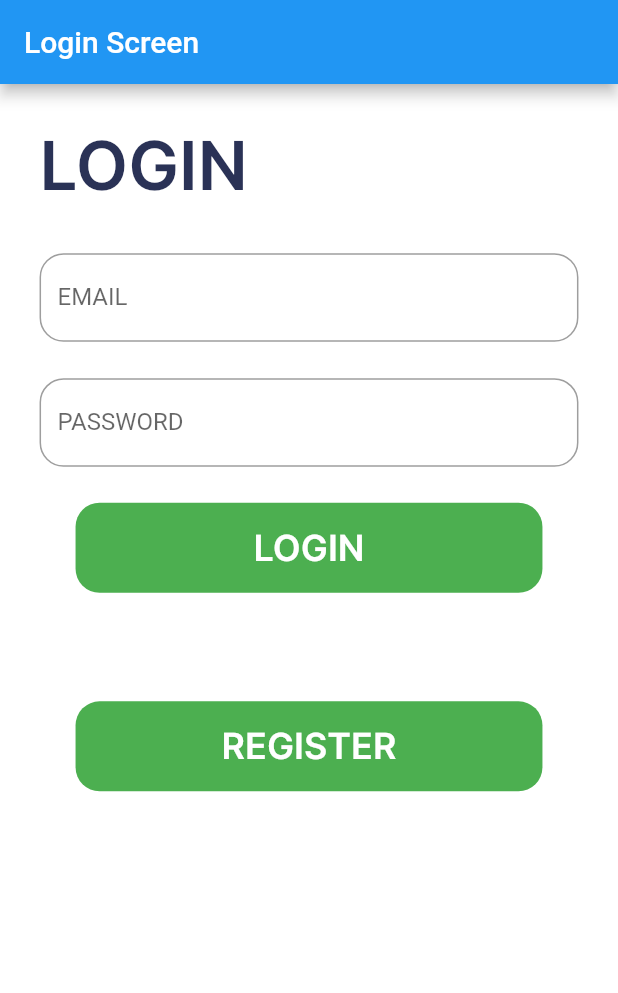
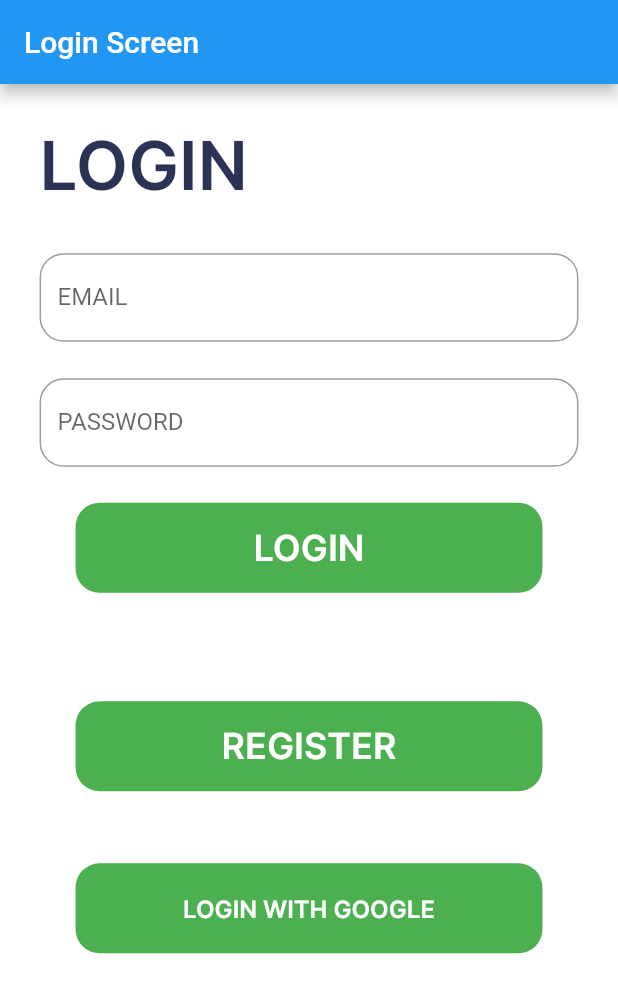
Before and after one commit to Abdusamad98/gadget_shop, a Flutter app: the screen it shows after launch, on a phone screen of 412 x 824 dp. Shown: the top 993 px of the screen. Run offline on Flutter 3.47's test engine with Material 3 defaults, Android fonts, the phone set to English and light mode, and no system bars; our stand-ins replace firebase_auth, firebase_core, google_sign_in; accounts and stored records are empty.

Commit message:
google sign in

```diff
--- a/lib/screens/auth/login_screen.dart
+++ b/lib/screens/auth/login_screen.dart
@@ -1,5 +1,8 @@
+import 'dart:io';
+
 import 'package:flutter/material.dart';
 import 'package:gadget_shop/screens/routes.dart';
+import 'package:gadget_shop/utils/constants/app_constants.dart';
 import 'package:gadget_shop/utils/size/size_utils.dart';
 import 'package:gadget_shop/utils/styles/app_text_style.dart';
 import 'package:gadget_shop/view_models/auth_view_model.dart';
@@ -116,6 +119,28 @@ class _LoginScreenState extends State<LoginScreen> {
                             .copyWith(fontSize: 24, color: Colors.white),
                       ),
                     ),
+                  ),
+                  Container(
+                    height: 60,
+                    width: double.infinity,
+                    margin: const EdgeInsets.all(24),
+                    child: TextButton(
+                      style: TextButton.styleFrom(
+                        backgroundColor: Colors.green,
+                        shape: RoundedRectangleBorder(
+                          borderRadius: BorderRadius.circular(16),
+                        ),
+                      ),
+                      onPressed: () {
+                        context.read<AuthViewModel>().signInWithGoogle(context,
+                            Platform.isAndroid ? null : AppConstants.clientID);
+                      },
+                      child: Text(
+                        "LOGIN WITH GOOGLE",
+                        style: AppTextStyle.interSemiBold
+                            .copyWith(fontSize: 16, color: Colors.white),
+                      ),
+                    ),
                   )
                 ],
               ),
--- a/lib/screens/tabs/profile/profile_screen.dart
+++ b/lib/screens/tabs/profile/profile_screen.dart
@@ -35,6 +35,7 @@ class _ProfileScreenState extends State<ProfileScreen> {
               : Center(
                   child: Padding(
                     padding: const EdgeInsets.all(24),
+                    child: SingleChildScrollView(
                       child: Column(
                         children: [
                           Text(
@@ -70,6 +71,7 @@ class _ProfileScreenState extends State<ProfileScreen> {
                         ],
                       ),
                     ),
+                  ),
                 )
           : const Center(
               child: Text("USER NOT EXIST"),
--- a/lib/utils/constants/app_constants.dart
+++ b/lib/utils/constants/app_constants.dart
@@ -5,4 +5,6 @@ class AppConstants {
       r'^(?=.*[a-z])(?=.*[A-Z])(?=.*\d)(?=.*[@$!%*?&])[A-Za-z\d@$!%*?&]{8,}$');
   static RegExp textRegExp = RegExp("[a-zA-Z]");
   static RegExp phoneRegExp = RegExp(r'(^(?:[+0]9)?[0-9]{10,12}$)');
+
+  static String clientID = "699471060311-boktfei0alnfbjc140gako8vvncn4opj.apps.googleusercontent.com";
 }
--- a/pubspec.yaml
+++ b/pubspec.yaml
@@ -28,6 +28,8 @@ dependencies:
   firebase_core: ^2.24.2
   firebase_auth: ^4.17.9
   provider: ^6.1.2
+  #TODO 1
+  google_sign_in: ^6.2.1
 
 
 dev_dependencies:
```
Also changed, not shown: lib/view_models/auth_view_model.dart (+28 -0 lines), pubspec.lock, 4 other files. Lines whose indentation alone changed are shown as unchanged.
